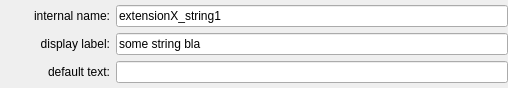
This is ui/a2element/string_edit.ui in ewerybody/a2 as Qt 5 draws it before an edit. The edited form follows.
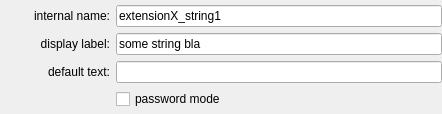
This is the edited form.

Commit message: added password mode checkbox to string element fixed #116

Diff of the .ui file:
```diff
--- a/ui/a2element/string_edit.ui
+++ b/ui/a2element/string_edit.ui
@@ -6,8 +6,8 @@
    <rect>
     <x>0</x>
     <y>0</y>
-    <width>508</width>
-    <height>82</height>
+    <width>442</width>
+    <height>105</height>
    </rect>
   </property>
   <property name="windowTitle">
@@ -95,6 +95,16 @@
     <widget class="QLineEdit" name="cfg_value">
      <property name="text">
       <string/>
+     </property>
+     <property name="echoMode">
+      <enum>QLineEdit::Normal</enum>
+     </property>
+    </widget>
+   </item>
+   <item row="3" column="1">
+    <widget class="QCheckBox" name="cfg_password_mode">
+     <property name="text">
+      <string notr="true">password mode</string>
      </property>
     </widget>
    </item>
```
The commit also changes 2 other files.
